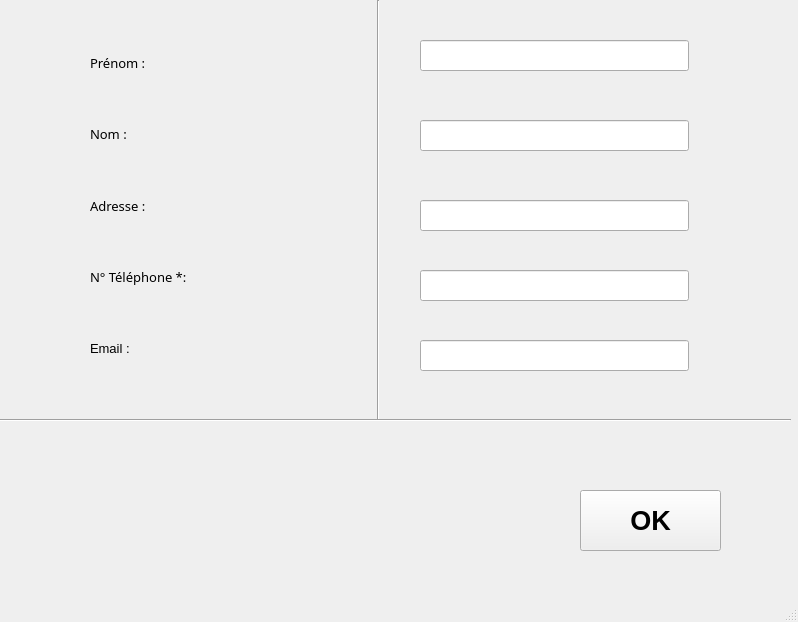
This is Sploks/views/newclient.ui in alhelo-93/TPI-SPLOKS as Qt 5 draws it before an edit. The edited form follows.
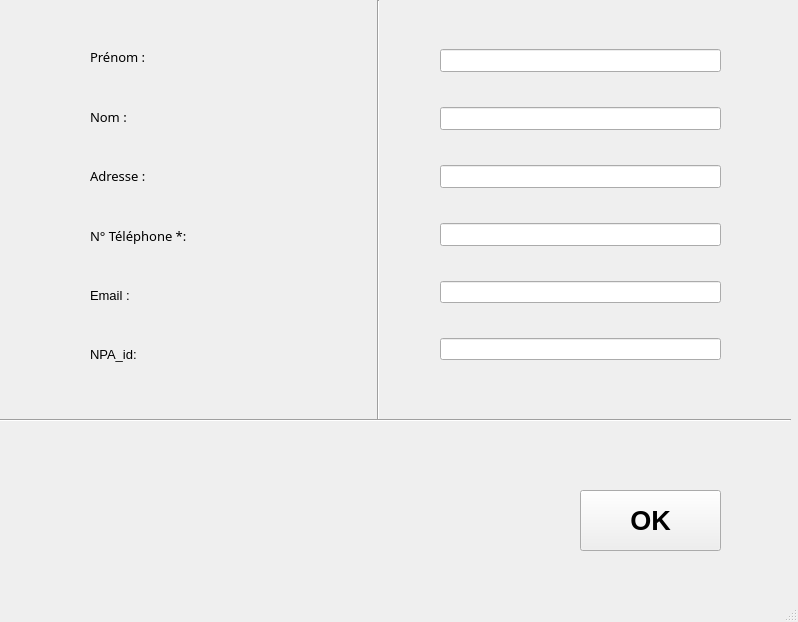
This is the edited form.

Commit message: ajuste size addNew client form

The edit to the form file:
```diff
--- a/Sploks/views/newclient.ui
+++ b/Sploks/views/newclient.ui
@@ -121,6 +121,16 @@
        </property>
       </widget>
      </item>
+     <item>
+      <widget class="QLabel" name="lblNPAId">
+       <property name="styleSheet">
+        <string notr="true">font: 87 10pt &quot;Arial Black&quot;;</string>
+       </property>
+       <property name="text">
+        <string>NPA_id:</string>
+       </property>
+      </widget>
+     </item>
     </layout>
    </widget>
    <widget class="QPushButton" name="btnAddOK">
@@ -169,60 +179,55 @@
      <enum>Qt::Horizontal</enum>
     </property>
    </widget>
-   <widget class="QLineEdit" name="inputEmail">
+   <widget class="QWidget" name="verticalLayoutWidget_2">
     <property name="geometry">
      <rect>
-      <x>420</x>
-      <y>340</y>
-      <width>269</width>
-      <height>31</height>
+      <x>440</x>
+      <y>20</y>
+      <width>281</width>
+      <height>371</height>
      </rect>
     </property>
     <property name="font">
      <font>
-      <pointsize>8</pointsize>
+      <pointsize>10</pointsize>
      </font>
     </property>
-   </widget>
-   <widget class="QLineEdit" name="inputPhone">
-    <property name="geometry">
-     <rect>
-      <x>420</x>
-      <y>270</y>
-      <width>269</width>
-      <height>31</height>
-     </rect>
-    </property>
-   </widget>
-   <widget class="QLineEdit" name="inputAddress">
-    <property name="geometry">
-     <rect>
-      <x>420</x>
-      <y>200</y>
-      <width>269</width>
-      <height>31</height>
-     </rect>
-    </property>
-   </widget>
-   <widget class="QLineEdit" name="inputLastName">
-    <property name="geometry">
-     <rect>
-      <x>420</x>
-      <y>120</y>
-      <width>269</width>
-      <height>31</height>
-     </rect>
-    </property>
-   </widget>
-   <widget class="QLineEdit" name="inputName">
-    <property name="geometry">
-     <rect>
-      <x>420</x>
-      <y>40</y>
-      <width>269</width>
-      <height>31</height>
-     </rect>
-    </property>
+    <layout class="QVBoxLayout" name="verticalLayout_2">
+     <property name="leftMargin">
+      <number>0</number>
+     </property>
+     <item>
+      <widget class="QLineEdit" name="inputLastName"/>
+     </item>
+     <item>
+      <widget class="QLineEdit" name="inputName"/>
+     </item>
+     <item>
+      <widget class="QLineEdit" name="inputAddress"/>
+     </item>
+     <item>
+      <widget class="QLineEdit" name="inputPhone"/>
+     </item>
+     <item>
+      <widget class="QLineEdit" name="inputEmail">
+       <property name="font">
+        <font>
+         <pointsize>8</pointsize>
+        </font>
+       </property>
+      </widget>
+     </item>
+     <item>
+      <widget class="QLineEdit" name="inputNPAId">
+       <property name="font">
+        <font>
+         <pointsize>8</pointsize>
+        </font>
+       </property>
+      </widget>
+     </item>
+    </layout>
    </widget>
   </widget>
   <widget class="QStatusBar" name="statusbar"/>
```
